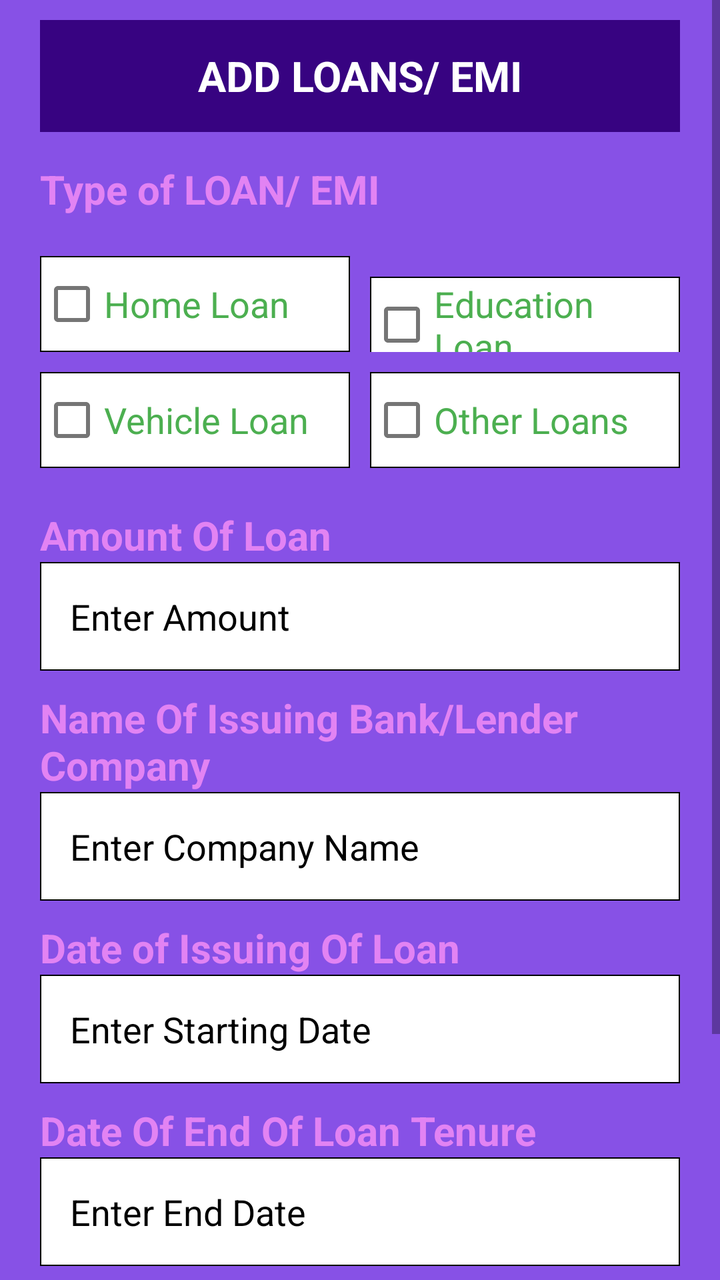
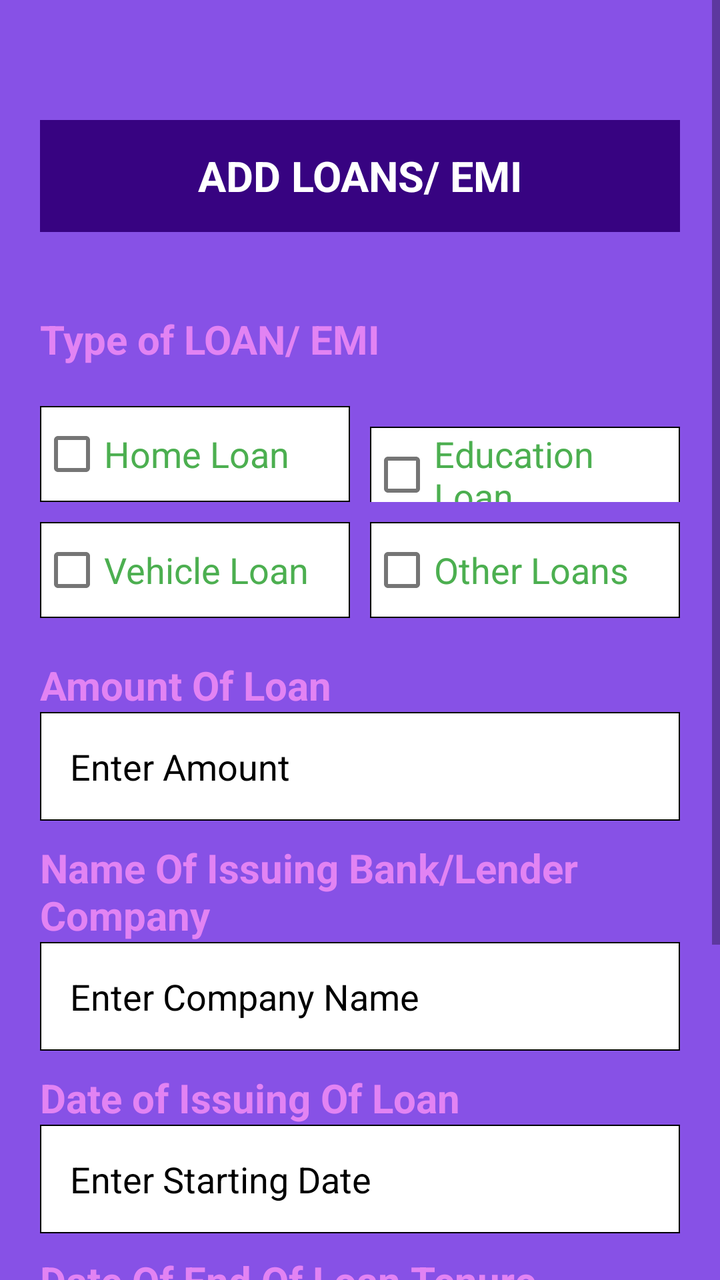

Screens rendered from an Android XML layout before and after an edit, with the pre-edit source and the edit as a unified diff.
<!-- AndroidManifest.xml: application theme Theme.FinanceFit -->
<!-- res/layout/activity_add_loan.xml -->
<?xml version="1.0" encoding="utf-8"?>
<ScrollView xmlns:android="http://schemas.android.com/apk/res/android"
    xmlns:app="http://schemas.android.com/apk/res-auto"
    xmlns:tools="http://schemas.android.com/tools"
    android:layout_width="match_parent"
    android:layout_height="match_parent">
    <LinearLayout
        android:layout_width="match_parent"
        android:layout_height="match_parent"
        android:paddingRight="20sp"
        android:paddingLeft="20sp"
        android:background="#8751E6"
        android:paddingTop="10sp"
        tools:context=".UpdateProfileActivity"
        android:orientation="vertical">

        <RelativeLayout
            android:layout_width="match_parent"
            android:layout_height="?actionBarSize"
            android:background="#370381"
            android:id="@+id/ToolbarDash">

            <TextView
                android:layout_width="match_parent"
                android:layout_height="wrap_content"
                android:textSize="21sp"
                android:textStyle="bold"
                android:textColor="#fff"
                android:text="ADD LOANS/ EMI"
                android:textAlignment="center"
                android:layout_centerVertical="true"/>
        </RelativeLayout>

        <TextView
            android:layout_width="wrap_content"
            android:layout_height="wrap_content"
            android:layout_marginTop="15sp"
            android:text="Type of LOAN/ EMI "
            android:textColor="#E283F3"
            android:textSize="20sp"
            android:textStyle="bold"/>

        <LinearLayout
            android:layout_width="match_parent"
            android:layout_height="wrap_content"
            android:weightSum="2"
            android:layout_marginTop="20sp"
            android:orientation="horizontal">

            <CheckBox
                android:layout_width="8sp"
                android:layout_height="wrap_content"
                android:text="Home Loan"
                android:textSize="18sp"
                android:textColor="#4CAF50"
                android:id="@+id/expense_check"
                android:layout_marginEnd="5sp"
                android:background="@drawable/edt_text_bg"
                android:layout_weight="1"/>
            <CheckBox
                android:layout_width="8sp"
                android:layout_height="wrap_content"
                android:text="Education Loan"
                android:textColor="#4CAF50"
                android:textSize="18sp"
                android:id="@+id/income_check"
                android:layout_marginStart="5sp"
                android:background="@drawable/edt_text_bg"
                android:layout_weight="1"/>

        </LinearLayout>
        <LinearLayout
            android:layout_width="match_parent"
            android:layout_height="wrap_content"
            android:weightSum="2"
            android:layout_marginTop="10sp"
            android:orientation="horizontal">

            <CheckBox
                android:layout_width="8sp"
                android:layout_height="wrap_content"
                android:text="Vehicle Loan"
                android:textSize="18sp"
                android:textColor="#4CAF50"
                android:id="@+id/car_check"
                android:layout_marginEnd="5sp"
                android:background="@drawable/edt_text_bg"
                android:layout_weight="1"/>
            <CheckBox
                android:layout_width="8sp"
                android:layout_height="wrap_content"
                android:text="Other Loans"
                android:textColor="#4CAF50"
                android:textSize="18sp"
                android:id="@+id/other_check"
                android:layout_marginStart="5sp"
                android:background="@drawable/edt_text_bg"
                android:layout_weight="1"/>

        </LinearLayout>
        <TextView
            android:layout_width="match_parent"
            android:layout_height="wrap_content"
            android:layout_marginTop="20sp"
            android:text="Amount Of Loan"
            android:textColor="#E283F3"
            android:textStyle="bold"
            android:textSize="20sp"/>
        <EditText
            android:layout_width="match_parent"
            android:layout_height="wrap_content"
            android:id="@+id/user_amount_add"
            android:hint="Enter Amount"
            android:inputType="number"
            android:textColorHint="#000"
            android:textColor="#000"
            android:padding="15sp"
            android:background="@drawable/edt_text_bg"
            android:layout_marginTop="0sp"/>
        <TextView
            android:layout_width="match_parent"
            android:layout_height="wrap_content"
            android:layout_marginTop="10sp"
            android:text="Name Of Issuing Bank/Lender Company"
            android:textColor="#E283F3"
            android:textStyle="bold"
            android:textSize="20sp"/>
        <EditText
            android:layout_width="match_parent"
            android:layout_height="wrap_content"
            android:id="@+id/user_company_add"
            android:hint="Enter Company Name"
            android:inputType="text"
            android:textColorHint="#000"
            android:textColor="#000"
            android:padding="15sp"
            android:background="@drawable/edt_text_bg"
            android:layout_marginTop="0sp"/>
        <TextView
            android:layout_width="match_parent"
            android:layout_height="wrap_content"
            android:layout_marginTop="10sp"
            android:text="Date of Issuing Of Loan"
            android:textColor="#E283F3"
            android:textStyle="bold"
            android:textSize="20sp"/>
        <EditText
            android:layout_width="match_parent"
            android:layout_height="wrap_content"
            android:id="@+id/user_date_add"
            android:hint="Enter Starting Date"
            android:inputType="date"
            android:textColorHint="#000"
            android:textColor="#000"
            android:padding="15sp"
            android:background="@drawable/edt_text_bg"
            android:layout_marginTop="0sp"/>
        <TextView
            android:layout_width="match_parent"
            android:layout_height="wrap_content"
            android:layout_marginTop="10sp"
            android:text="Date Of End Of Loan Tenure"
            android:textColor="#E283F3"
            android:textStyle="bold"
            android:textSize="20sp"/>
        <EditText
            android:layout_width="match_parent"
            android:layout_height="wrap_content"
            android:id="@+id/user_endDate_add"
            android:hint="Enter End Date"
            android:inputType="date"
            android:textColorHint="#000"
            android:textColor="#000"
            android:padding="15sp"
            android:background="@drawable/edt_text_bg"
            android:layout_marginTop="0sp"/>
        <TextView
            android:layout_width="match_parent"
            android:layout_height="wrap_content"
            android:layout_marginTop="10sp"
            android:text="EMI Per Month of Loan "
            android:textColor="#E283F3"
            android:textStyle="bold"
            android:textSize="20sp"/>
        <EditText
            android:layout_width="match_parent"
            android:layout_height="wrap_content"
            android:id="@+id/user_type_add"
            android:hint="Enter EMI"
            android:inputType="number"
            android:textColorHint="#000"
            android:textColor="#000"
            android:padding="15sp"
            android:background="@drawable/edt_text_bg"
            android:layout_marginTop="0sp"/>



        <androidx.appcompat.widget.AppCompatButton
            android:layout_width="wrap_content"
            android:layout_height="wrap_content"
            android:layout_marginTop="20sp"
            android:text="SAVE"
            android:textColor="#000"
            android:textSize="23sp"
            android:layout_gravity="center"
            android:textStyle="bold"
            android:background="#2C9DF6"
            android:id="@+id/btnSave"/>


    </LinearLayout>
</ScrollView>
<!-- resources referenced by this layout -->
<resources>
  <!-- drawable edt_text_bg (drawable) -->
  <?xml version="1.0" encoding="utf-8"?>
  <shape xmlns:android="http://schemas.android.com/apk/res/android">
      <solid android:color="@color/white"/>
      <stroke android:color="@color/black" android:width="2px"/>
  
  </shape>
  <style name="Theme.FinanceFit" parent="Theme.MaterialComponents.DayNight.NoActionBar">
          
          <item name="colorPrimary">@color/purple_500</item>
          <item name="colorPrimaryVariant">@color/purple_700</item>
          <item name="colorOnPrimary">@color/white</item>
          
          <item name="colorSecondary">@color/teal_200</item>
          <item name="colorSecondaryVariant">@color/teal_700</item>
          <item name="colorOnSecondary">@color/black</item>
          
          <item name="android:statusBarColor">#130041</item>
  
          
      </style>
  <color name="white">#FFFFFFFF</color>
  <color name="black">#FF000000</color>
  <color name="purple_500">#FF6200EE</color>
  <color name="purple_700">#FF3700B3</color>
  <color name="teal_200">#FF03DAC5</color>
  <color name="teal_700">#FF018786</color>
</resources>

<!-- the commit's change to res/layout/activity_add_loan.xml (unified diff, before → after) -->
@@ -3,10 +3,12 @@
     xmlns:app="http://schemas.android.com/apk/res-auto"
     xmlns:tools="http://schemas.android.com/tools"
     android:layout_width="match_parent"
-    android:layout_height="match_parent">
+    android:layout_height="match_parent"
+    android:fillViewport="true">
+
     <LinearLayout
         android:layout_width="match_parent"
-        android:layout_height="match_parent"
+        android:layout_height="wrap_content"
         android:paddingRight="20sp"
         android:paddingLeft="20sp"
         android:background="#8751E6"
@@ -17,6 +19,7 @@
         <RelativeLayout
             android:layout_width="match_parent"
             android:layout_height="?actionBarSize"
+            android:layout_marginTop="50sp"
             android:background="#370381"
             android:id="@+id/ToolbarDash">
 
@@ -34,7 +37,7 @@
         <TextView
             android:layout_width="wrap_content"
             android:layout_height="wrap_content"
-            android:layout_marginTop="15sp"
+            android:layout_marginTop="40sp"
             android:text="Type of LOAN/ EMI "
             android:textColor="#E283F3"
             android:textSize="20sp"
@@ -207,7 +210,5 @@
             android:textStyle="bold"
             android:background="#2C9DF6"
             android:id="@+id/btnSave"/>
-
-
     </LinearLayout>
 </ScrollView>
